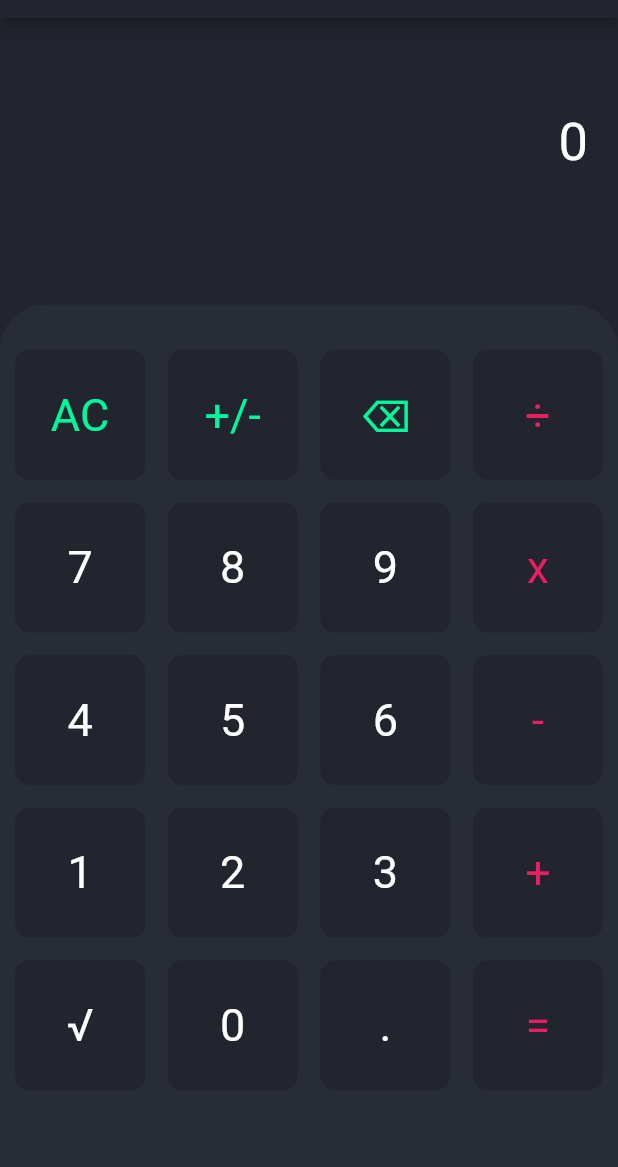
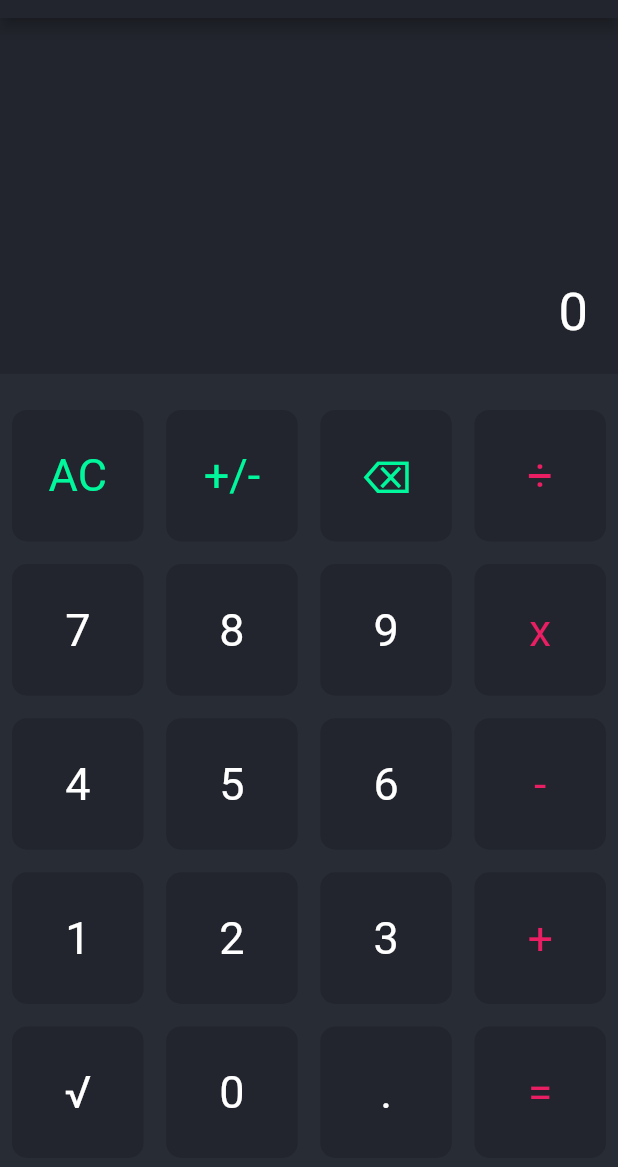
Before and after one commit to raghubm2222/Flutter-calculator, a Flutter app: the screen it shows after launch, on a phone screen of 412 x 824 dp, the part 66-1233 px from its top. Run offline on Flutter 3.47's test engine with Material 2 defaults, Android fonts, the phone set to English and light mode, and no system bars.

Commit message:
Added All

```diff
--- a/lib/ButtonsContainer.dart
+++ b/lib/ButtonsContainer.dart
@@ -11,17 +11,15 @@ class ButtonsContainer extends StatelessWidget {
   @override
   Widget build(BuildContext context) {
     return Container(
-      padding: EdgeInsets.symmetric(vertical: 30, horizontal: 10),
-      height: MediaQuery.of(context).size.height * 0.7,
-      width: MediaQuery.of(context).size.width,
-      decoration: BoxDecoration(
-        color: Color(0xff282C35),
-        borderRadius: BorderRadius.only(
-          topLeft: Radius.circular(30),
-          topRight: Radius.circular(30),
-        ),
+      padding: const EdgeInsets.only(
+        top: 24.0,
+        left: 8.0,
+        right: 8.0,
+        bottom: 8.0,
       ),
+      color: Color(0xff282C35),
       child: GridView.builder(
+        shrinkWrap: true,
         gridDelegate: SliverGridDelegateWithFixedCrossAxisCount(
             crossAxisCount: 4, mainAxisSpacing: 15, crossAxisSpacing: 15),
         itemCount: buttons.length,
--- a/lib/ResultContainer.dart
+++ b/lib/ResultContainer.dart
@@ -9,7 +9,6 @@ class ResultContainer extends StatelessWidget {
     return Container(
       padding: EdgeInsets.all(20),
       width: MediaQuery.of(context).size.width,
-      height: MediaQuery.of(context).size.height * 0.15,
       child: Align(
         child: Text(
           value,
--- a/lib/main.dart
+++ b/lib/main.dart
@@ -10,7 +10,7 @@ class MyApp extends StatelessWidget {
   Widget build(BuildContext context) {
     return MaterialApp(
       debugShowCheckedModeBanner: false,
-      title: 'Flutter Demo',
+      title: 'Flutter Calculator',
       theme: ThemeData(
         primarySwatch: Colors.blue,
       ),
```
Also changed, not shown: lib/HomePage.dart (+35 -7 lines), pubspec.lock, 4 other files.
